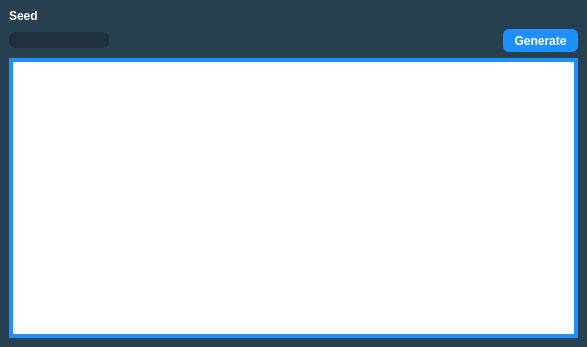
This is Forms/Gen3/JirachiPattern.ui in Admiral-Fish/PokeFinder as Qt 5 draws it before an edit. The edited form follows.
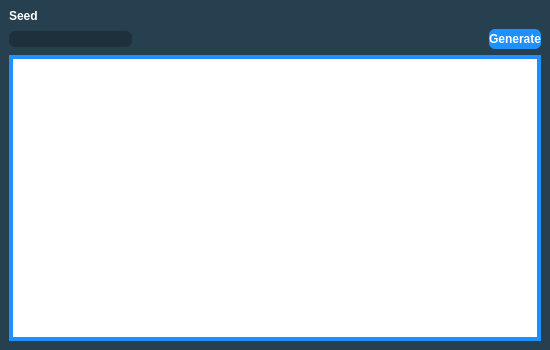
This is the edited form. Custom widgets are drawn as their Qt base class.

The edit to the form file:
```diff
--- a/Forms/Gen3/JirachiPattern.ui
+++ b/Forms/Gen3/JirachiPattern.ui
@@ -6,26 +6,26 @@
    <rect>
     <x>0</x>
     <y>0</y>
-    <width>587</width>
-    <height>347</height>
+    <width>550</width>
+    <height>350</height>
    </rect>
   </property>
   <property name="sizePolicy">
-   <sizepolicy hsizetype="Expanding" vsizetype="Expanding">
+   <sizepolicy hsizetype="Fixed" vsizetype="Fixed">
     <horstretch>0</horstretch>
     <verstretch>0</verstretch>
    </sizepolicy>
   </property>
   <property name="minimumSize">
    <size>
-    <width>587</width>
-    <height>347</height>
+    <width>550</width>
+    <height>350</height>
    </size>
   </property>
   <property name="maximumSize">
    <size>
-    <width>587</width>
-    <height>347</height>
+    <width>550</width>
+    <height>350</height>
    </size>
   </property>
   <property name="windowTitle">
@@ -86,9 +86,15 @@
     </item>
     <item row="1" column="0">
      <widget class="QTextBox" name="jirachiPatternSeed">
+      <property name="sizePolicy">
+       <sizepolicy hsizetype="Preferred" vsizetype="Fixed">
+        <horstretch>0</horstretch>
+        <verstretch>0</verstretch>
+       </sizepolicy>
+      </property>
       <property name="maximumSize">
        <size>
-        <width>100</width>
+        <width>16777215</width>
         <height>16777215</height>
        </size>
       </property>
@@ -109,10 +115,16 @@
     </item>
     <item row="1" column="2">
      <widget class="QPushButton" name="pushButtonGenerate">
+      <property name="sizePolicy">
+       <sizepolicy hsizetype="Preferred" vsizetype="Preferred">
+        <horstretch>0</horstretch>
+        <verstretch>0</verstretch>
+       </sizepolicy>
+      </property>
       <property name="minimumSize">
        <size>
-        <width>75</width>
-        <height>23</height>
+        <width>0</width>
+        <height>0</height>
        </size>
       </property>
       <property name="styleSheet">
```
Left out of the diff: 4 changed lines with no effect on the pictures.
